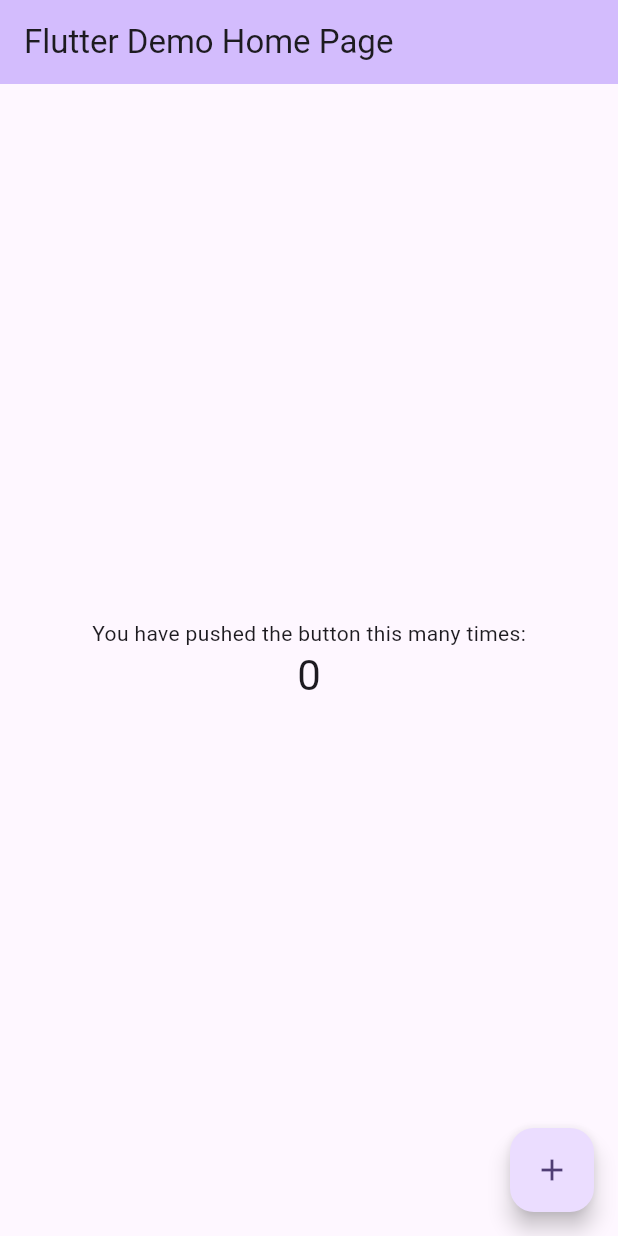
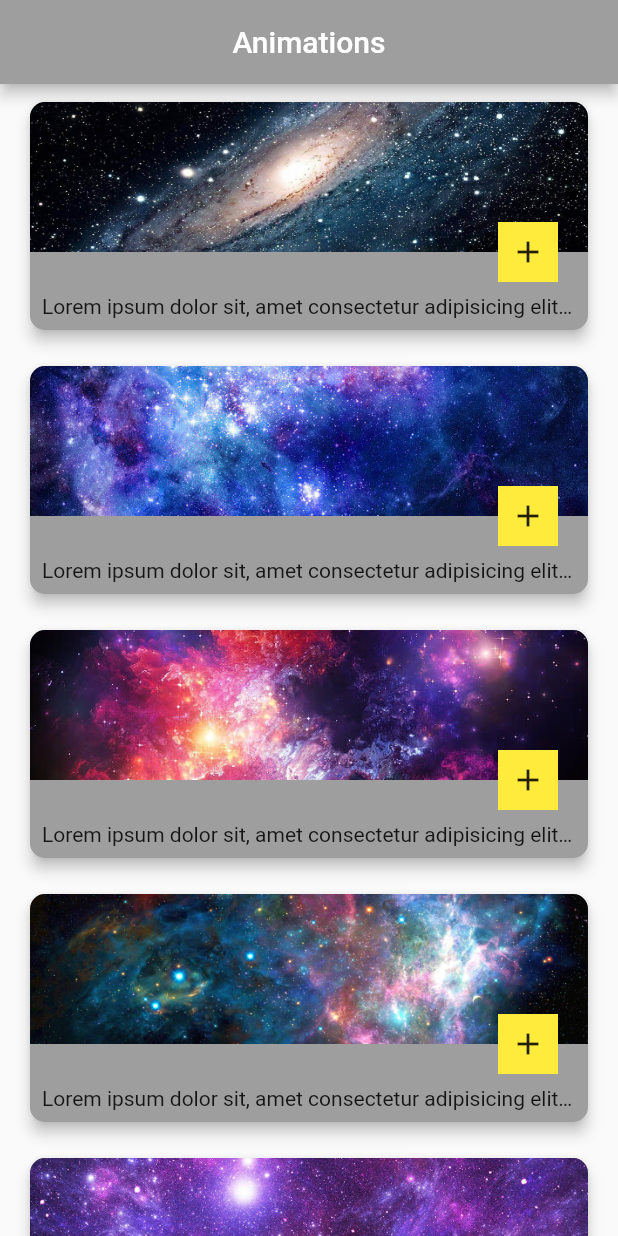
Before and after one commit to KairatKalmukhambetRaGroup/skillbox_flutter_module11, a Flutter app: the screen it shows after launch, on a phone screen of 412 x 824 dp. Run offline on Flutter 3.47's test engine with Material 2 defaults, Android fonts, the phone set to English and light mode, and no system bars.

Commit message:
hero animation

```diff
--- a/lib/main.dart
+++ b/lib/main.dart
@@ -1,4 +1,5 @@
 import 'package:flutter/material.dart';
+import 'spaces.dart';
 
 void main() {
   runApp(const MyApp());
@@ -13,40 +14,16 @@ class MyApp extends StatelessWidget {
     return MaterialApp(
       title: 'Flutter Demo',
       theme: ThemeData(
-        // This is the theme of your application.
-        //
-        // TRY THIS: Try running your application with "flutter run". You'll see
-        // the application has a blue toolbar. Then, without quitting the app,
-        // try changing the seedColor in the colorScheme below to Colors.green
-        // and then invoke "hot reload" (save your changes or press the "hot
-        // reload" button in a Flutter-supported IDE, or press "r" if you used
-        // the command line to start the app).
-        //
-        // Notice that the counter didn't reset back to zero; the application
-        // state is not lost during the reload. To reset the state, use hot
-        // restart instead.
-        //
-        // This works for code too, not just values: Most code changes can be
-        // tested with just a hot reload.
-        colorScheme: ColorScheme.fromSeed(seedColor: Colors.deepPurple),
-        useMaterial3: true,
+        primarySwatch: Colors.grey,
+        visualDensity: VisualDensity.adaptivePlatformDensity,
       ),
-      home: const MyHomePage(title: 'Flutter Demo Home Page'),
+      home: const MyHomePage(title: 'Animations'),
     );
   }
 }
 
 class MyHomePage extends StatefulWidget {
   const MyHomePage({super.key, required this.title});
-
-  // This widget is the home page of your application. It is stateful, meaning
-  // that it has a State object (defined below) that contains fields that affect
-  // how it looks.
-
-  // This class is the configuration for the state. It holds the values (in this
-  // case the title) provided by the parent (in this case the App widget) and
-  // used by the build method of the State. Fields in a Widget subclass are
-  // always marked "final".
 
   final String title;
 
@@ -55,71 +32,160 @@ class MyHomePage extends StatefulWidget {
 }
 
 class _MyHomePageState extends State<MyHomePage> {
-  int _counter = 0;
+  @override
+  Widget build(BuildContext context) {
+    return Scaffold(
+      appBar: AppBar(
+        centerTitle: true,
+        title: Text(
+          widget.title,
+          style: const TextStyle(color: Colors.white),
+        ),
+      ),
+      body: Padding(
+        padding: const EdgeInsets.symmetric(horizontal: 8),
+        child: ListView(
+          children: <Widget>[
+            ...spaces
+                .map((space) => Padding(
+                      padding: const EdgeInsets.all(8.0),
+                      child: GestureDetector(
+                        onTap: () {
+                          Navigator.of(context).push(
+                            MaterialPageRoute(
+                              builder: (context) => Details(data: space),
+                            ),
+                          );
+                        },
+                        child: Card(
+                          elevation: 4,
+                          color: Colors.grey,
+                          shape: RoundedRectangleBorder(
+                            borderRadius: BorderRadius.circular(10),
+                          ),
+                          clipBehavior: Clip.antiAlias,
+                          child: Column(
+                            crossAxisAlignment: CrossAxisAlignment.start,
+                            children: [
+                              Padding(
+                                padding: const EdgeInsets.only(bottom: 20),
+                                child: Stack(
+                                  clipBehavior: Clip.none,
+                                  children: [
+                                    Hero(
+                                      tag: space.id,
+                                      child: Image.asset(
+                                        space.image,
+                                        height: 100,
+                                        width: double.infinity,
+                                        fit: BoxFit.cover,
+                                      ),
+                                    ),
+                                    Positioned(
+                                      bottom: -20,
+                                      right: 20,
+                                      child: Hero(
+                                        tag: '${space.id}-button',
+                                        child: Material(
+                                          child: Container(
+                                            padding: const EdgeInsets.all(8),
+                                            color: Colors.yellow,
+                                            child: const Icon(
+                                              Icons.add,
+                                              weight: 100,
+                                            ),
+                                          ),
+                                        ),
+                                      ),
+                                    ),
+                                  ],
+                                ),
+                              ),
+                              Hero(
+                                tag: '${space.id}-title',
+                                child: Material(
+                                  color: Colors.transparent,
+                                  child: Padding(
+                                    padding: const EdgeInsets.all(8),
+                                    child: Text(
+                                      space.description,
+                                      overflow: TextOverflow.ellipsis,
+                                    ),
+                                  ),
+                                ),
+                              ),
+                            ],
+                          ),
+                        ),
+                      ),
+                    ))
+                .toList(),
+          ],
+        ),
+      ),
+    );
+  }
+}
 
-  void _incrementCounter() {
-    setState(() {
-      // This call to setState tells the Flutter framework that something has
-      // changed in this State, which causes it to rerun the build method below
-      // so that the display can reflect the updated values. If we changed
-      // _counter without calling setState(), then the build method would not be
-      // called again, and so nothing would appear to happen.
-      _counter++;
-    });
-  }
+class Details extends StatelessWidget {
+  const Details({super.key, required this.data});
+  final Space data;
 
   @override
   Widget build(BuildContext context) {
-    // This method is rerun every time setState is called, for instance as done
-    // by the _incrementCounter method above.
-    //
-    // The Flutter framework has been optimized to make rerunning build methods
-    // fast, so that you can just rebuild anything that needs updating rather
-    // than having to individually change instances of widgets.
     return Scaffold(
       appBar: AppBar(
-        // TRY THIS: Try changing the color here to a specific color (to
-        // Colors.amber, perhaps?) and trigger a hot reload to see the AppBar
-        // change color while the other colors stay the same.
-        backgroundColor: Theme.of(context).colorScheme.inversePrimary,
-        // Here we take the value from the MyHomePage object that was created by
-        // the App.build method, and use it to set our appbar title.
-        title: Text(widget.title),
+        iconTheme: const IconThemeData(color: Colors.white),
       ),
-      body: Center(
-        // Center is a layout widget. It takes a single child and positions it
-        // in the middle of the parent.
-        child: Column(
-          // Column is also a layout widget. It takes a list of children and
-          // arranges them vertically. By default, it sizes itself to fit its
-          // children horizontally, and tries to be as tall as its parent.
-          //
-          // Column has various properties to control how it sizes itself and
-          // how it positions its children. Here we use mainAxisAlignment to
-          // center the children vertically; the main axis here is the vertical
-          // axis because Columns are vertical (the cross axis would be
-          // horizontal).
-          //
-          // TRY THIS: Invoke "debug painting" (choose the "Toggle Debug Paint"
-          // action in the IDE, or press "p" in the console), to see the
-          // wireframe for each widget.
-          mainAxisAlignment: MainAxisAlignment.center,
-          children: <Widget>[
-            const Text(
-              'You have pushed the button this many times:',
+      body: Column(
+        children: [
+          Padding(
+            padding: const EdgeInsets.only(bottom: 20),
+            child: Stack(
+              clipBehavior: Clip.none,
+              children: [
+                Hero(
+                  tag: data.id,
+                  child: Image.asset(
+                    data.image,
+                    width: double.infinity,
+                    fit: BoxFit.cover,
+                  ),
+                ),
+                Positioned(
+                  bottom: -20,
+                  right: 20,
+                  child: Hero(
+                    tag: '${data.id}-button',
+                    child: Material(
+                      child: Container(
+                        padding: const EdgeInsets.all(8),
+                        color: Colors.yellow,
+                        child: const Icon(
+                          Icons.add,
+                          weight: 100,
+                        ),
+                      ),
+                    ),
+                  ),
+                ),
+              ],
             ),
-            Text(
-              '$_counter',
-              style: Theme.of(context).textTheme.headlineMedium,
+          ),
+          Hero(
+            tag: '${data.id}-title',
+            child: Material(
+              child: Container(
+                clipBehavior: Clip.none,
+                padding: const EdgeInsets.all(8),
+                // color: Colors.grey,
+                width: double.infinity,
+                child: Text(data.description),
+              ),
             ),
-          ],
-        ),
+          ),
+        ],
       ),
-      floatingActionButton: FloatingActionButton(
-        onPressed: _incrementCounter,
-        tooltip: 'Increment',
-        child: const Icon(Icons.add),
-      ), // This trailing comma makes auto-formatting nicer for build methods.
     );
   }
 }
--- /dev/null
+++ b/lib/spaces.dart
@@ -0,0 +1,46 @@
+class Space {
+  final String id;
+  final String description;
+  final String image;
+
+  Space({required this.id, required this.description, required this.image});
+}
+
+final List<Space> spaces = [
+  Space(
+    id: '2830a9a4-ea96-11ea-adc1-0242ac120002',
+    image: 'assets/images/space_1.jpg',
+    description:
+        'Lorem ipsum dolor sit, amet consectetur adipisicing elit. Sapiente maiores soluta et recusandae facilis ex cum praesentium aliquam dolorem maxime, obcaecati non harum nostrum magni beatae adipisci tenetur iste expedita? Repellendus minima perferendis dolores modi eum fuga vitae id hic?',
+  ),
+  Space(
+    id: 'a12a93a9-c656-4289-bd70-1a8b3285656c',
+    image: 'assets/images/space_2.jpg',
+    description:
+        'Lorem ipsum dolor sit, amet consectetur adipisicing elit. Sapiente maiores soluta et recusandae facilis ex cum praesentium aliquam dolorem maxime, obcaecati non harum nostrum magni beatae adipisci tenetur iste expedita? Repellendus minima perferendis dolores modi eum fuga vitae id hic? Lorem ipsum dolor sit, amet consectetur adipisicing elit. Sapiente maiores soluta et recusandae facilis ex cum praesentium aliquam dolorem maxime, obcaecati non harum nostrum magni beatae adipisci tenetur iste expedita? Repellendus minima perferendis dolores modi eum fuga vitae id hic?',
+  ),
+  Space(
+    id: 'd9f7ac72-fa2f-4fba-bcb7-4820a9b20593',
+    image: 'assets/images/space_3.jpg',
+    description:
+        'Lorem ipsum dolor sit, amet consectetur adipisicing elit. Sapiente maiores soluta et recusandae facilis ex cum praesentium aliquam dolorem maxime.',
+  ),
+  Space(
+    id: 'f1fad323-322d-487b-afec-e1056cbf1231',
+    image: 'assets/images/space_4.jpg',
+    description:
+        'Lorem ipsum dolor sit, amet consectetur adipisicing elit. Sapiente maiores soluta et recusandae facilis ex cum praesentium aliquam dolorem maxime, obcaecati non harum nostrum magni beatae adipisci tenetur iste expedita? ',
+  ),
+  Space(
+    id: 'c1a95799-73a2-4ab5-96e5-735f946a5e88',
+    image: 'assets/images/space_5.jpg',
+    description:
+        'Lorem ipsum dolor sit, amet consectetur adipisicing elit. Sapiente maiores soluta et recusandae facilis ex cum praesentium aliquam dolorem maxime.',
+  ),
+  Space(
+    id: '1c54a008-044f-4417-a5e0-419a5d7b2c16',
+    image: 'assets/images/space_6.jpg',
+    description:
+        'Lorem ipsum dolor sit, amet consectetur adipisicing elit. Sapiente maiores soluta et recusandae facilis ex cum praesentium aliquam dolorem maxime, obcaecati non harum nostrum magni beatae adipisci tenetur iste expedita? Repellendus minima perferendis dolores modi eum fuga vitae id hic?',
+  ),
+];
--- a/pubspec.yaml
+++ b/pubspec.yaml
@@ -59,7 +59,8 @@ flutter:
   uses-material-design: true
 
   # To add assets to your application, add an assets section, like this:
-  # assets:
+  assets:
+    - assets/images/
   #   - images/a_dot_burr.jpeg
   #   - images/a_dot_ham.jpeg
 
```
Also changed, not shown: assets/images/space.jpg (added), assets/images/space_1.jpg (added), assets/images/space_2.jpg (added), assets/images/space_3.jpg (added), assets/images/space_4.jpg (added), assets/images/space_5.jpg (added), assets/images/space_6.jpg (added).
